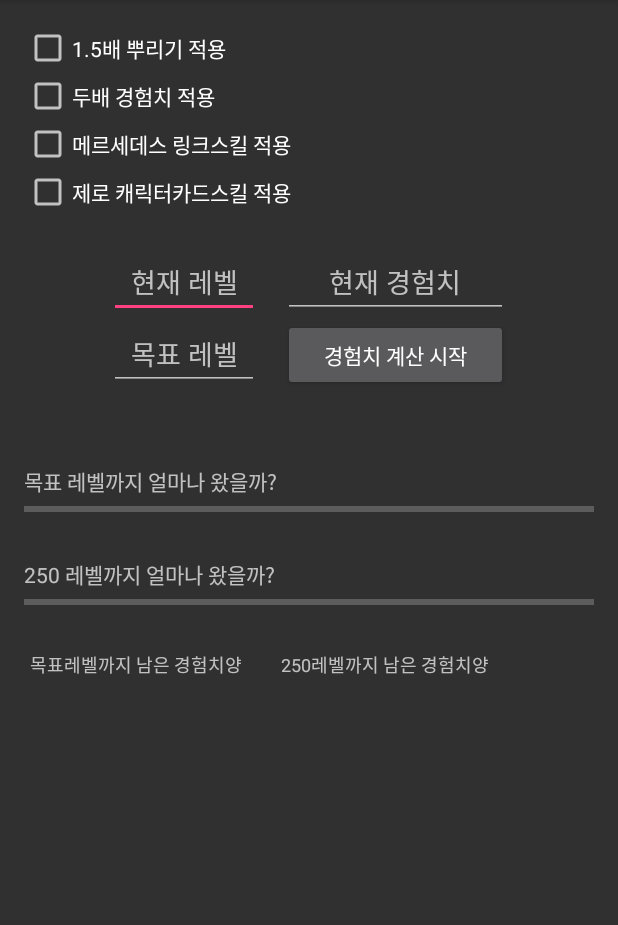
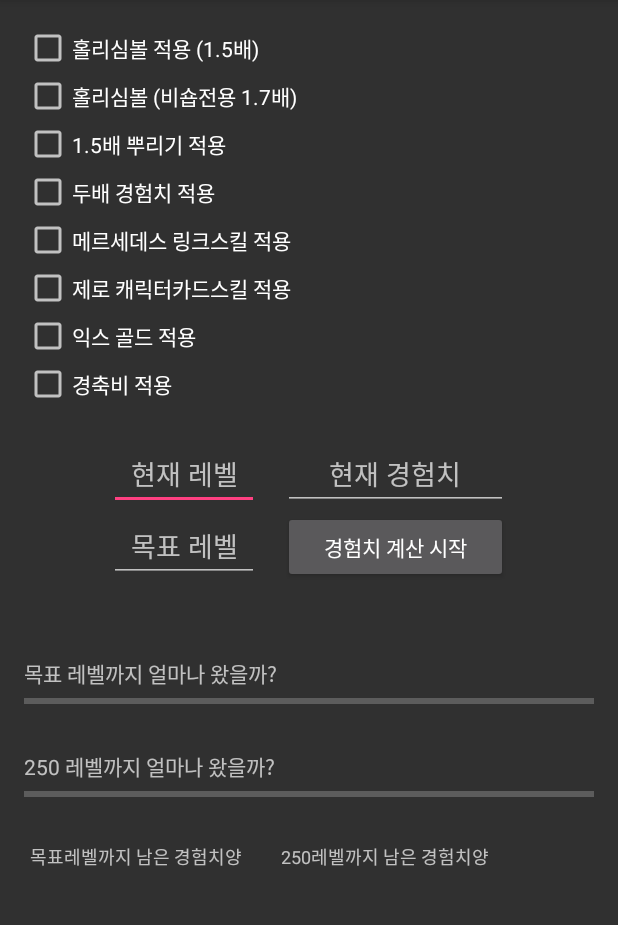
Before and after one commit to ddo009/MapleStoryExpManager, an Android app: the Calculater_EXP screen opened directly, with no data from a screen before it, on a phone screen of 412 x 824 dp, the part 84-1009 px from its top. Run offline under Robolectric (Android 15) with nearby library versions, the phone set to English and light mode, and no system bars; our stand-ins replace AdMob.

Commit message:
<ver. 1.3.1> 1,홀리심볼 (하이퍼따로) , 경축비 , 익스골드 추가

```diff
--- a/app/build.gradle
+++ b/app/build.gradle
@@ -8,8 +8,8 @@ android {
         applicationId "com.hyunseo.donghae.maplestoryexpmanager"
         minSdkVersion 15
         targetSdkVersion 23
-        versionCode 6
-        versionName "1.2.2"
+        versionCode 8
+        versionName "1.3.1"
     }
     buildTypes {
         release {
--- a/app/src/main/res/layout/activity_calculater.xml
+++ b/app/src/main/res/layout/activity_calculater.xml
@@ -16,6 +16,18 @@
             android:layout_width="match_parent"
             android:layout_height="wrap_content"
             android:orientation="vertical">
+
+            <CheckBox
+                android:id="@+id/simbol_buff"
+                android:layout_width="wrap_content"
+                android:layout_height="wrap_content"
+                android:text="홀리심볼 적용 (1.5배)" />
+
+            <CheckBox
+                android:id="@+id/simbol_bishop"
+                android:layout_width="wrap_content"
+                android:layout_height="wrap_content"
+                android:text="홀리심볼 (비숍전용 1.7배)" />
 
             <CheckBox
                 android:id="@+id/burning_check"
@@ -40,6 +52,19 @@
                 android:layout_width="wrap_content"
                 android:layout_height="wrap_content"
                 android:text="제로 캐릭터카드스킬 적용" />
+
+            <CheckBox
+                android:id="@+id/ext_gold"
+                android:layout_width="wrap_content"
+                android:layout_height="wrap_content"
+                android:text="익스 골드 적용" />
+
+            <CheckBox
+                android:id="@+id/exp_potion"
+                android:layout_width="wrap_content"
+                android:layout_height="wrap_content"
+                android:text="경축비 적용" />
+
 
             <LinearLayout
                 android:layout_width="wrap_content"
@@ -193,28 +218,7 @@
                     android:text="현재 레벨이 165 미만일 경우 체크" />
 
                 <TextView
-                    android:id="@+id/l1"
-                    android:layout_width="wrap_content"
-                    android:layout_height="wrap_content"
-                    android:text=""
-                    android:visibility="gone" />
-
-                <TextView
-                    android:id="@+id/l2"
-                    android:layout_width="wrap_content"
-                    android:layout_height="wrap_content"
-                    android:text=""
-                    android:visibility="gone" />
-
-                <TextView
-                    android:id="@+id/l3"
-                    android:layout_width="wrap_content"
-                    android:layout_height="wrap_content"
-                    android:text=""
-                    android:visibility="gone" />
-
-                <TextView
-                    android:id="@+id/l4"
+                    android:id="@+id/low_monster"
                     android:layout_width="wrap_content"
                     android:layout_height="wrap_content"
                     android:text=""
@@ -227,25 +231,12 @@
                     android:text="현재 레벨이 165 이상일 경우 체크" />
 
                 <TextView
-                    android:id="@+id/v1"
+                    android:id="@+id/high_monster"
                     android:layout_width="wrap_content"
                     android:layout_height="wrap_content"
                     android:text=""
                     android:visibility="gone" />
 
-                <TextView
-                    android:id="@+id/v2"
-                    android:layout_width="wrap_content"
-                    android:layout_height="wrap_content"
-                    android:text=""
-                    android:visibility="gone" />
-
-                <TextView
-                    android:id="@+id/v3"
-                    android:layout_width="wrap_content"
-                    android:layout_height="wrap_content"
-                    android:text=""
-                    android:visibility="gone" />
 
             </LinearLayout>
 
```
Also changed, not shown: app/src/main/java/com/hyunseo/donghae/maplestoryexpmanager/Calculater_EXP.java (+123 -46 lines), 1 other file.
